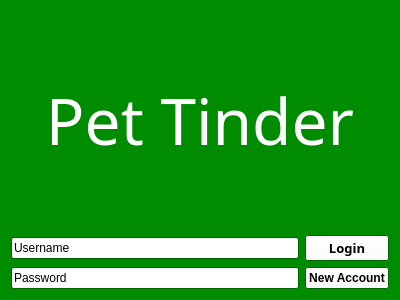
The window that pet_tinder/gui/homescreen.ui (CS-205-S21/team_1_4) describes before a commit, drawn with Qt 5.
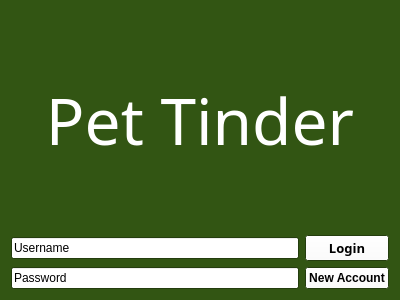
The same window after the commit.

Diff of the .ui file:
```diff
--- a/pet_tinder/gui/homescreen.ui
+++ b/pet_tinder/gui/homescreen.ui
@@ -103,9 +103,9 @@
      <colorrole role="Window">
       <brush brushstyle="SolidPattern">
        <color alpha="255">
-        <red>0</red>
-        <green>140</green>
-        <blue>0</blue>
+        <red>50</red>
+        <green>85</green>
+        <blue>19</blue>
        </color>
       </brush>
      </colorrole>
@@ -231,9 +231,9 @@
      <colorrole role="Window">
       <brush brushstyle="SolidPattern">
        <color alpha="255">
-        <red>0</red>
-        <green>140</green>
-        <blue>0</blue>
+        <red>50</red>
+        <green>85</green>
+        <blue>19</blue>
        </color>
       </brush>
      </colorrole>
@@ -350,18 +350,18 @@
      <colorrole role="Base">
       <brush brushstyle="SolidPattern">
        <color alpha="255">
-        <red>0</red>
-        <green>140</green>
-        <blue>0</blue>
+        <red>50</red>
+        <green>85</green>
+        <blue>19</blue>
        </color>
       </brush>
      </colorrole>
      <colorrole role="Window">
       <brush brushstyle="SolidPattern">
        <color alpha="255">
-        <red>0</red>
-        <green>140</green>
-        <blue>0</blue>
+        <red>50</red>
+        <green>85</green>
+        <blue>19</blue>
        </color>
       </brush>
      </colorrole>
@@ -436,36 +436,36 @@
           <colorrole role="Light">
            <brush brushstyle="SolidPattern">
             <color alpha="255">
-             <red>76</red>
-             <green>221</green>
-             <blue>13</blue>
+             <red>50</red>
+             <green>85</green>
+             <blue>19</blue>
             </color>
            </brush>
           </colorrole>
           <colorrole role="Midlight">
            <brush brushstyle="SolidPattern">
             <color alpha="255">
-             <red>76</red>
-             <green>221</green>
-             <blue>13</blue>
+             <red>50</red>
+             <green>85</green>
+             <blue>19</blue>
             </color>
            </brush>
           </colorrole>
           <colorrole role="Dark">
            <brush brushstyle="SolidPattern">
             <color alpha="255">
-             <red>76</red>
-             <green>221</green>
-             <blue>13</blue>
+             <red>50</red>
+             <green>85</green>
+             <blue>19</blue>
             </color>
            </brush>
           </colorrole>
           <colorrole role="Mid">
            <brush brushstyle="SolidPattern">
             <color alpha="255">
-             <red>76</red>
-             <green>221</green>
-             <blue>13</blue>
+             <red>50</red>
+             <green>85</green>
+             <blue>19</blue>
             </color>
            </brush>
           </colorrole>
@@ -481,9 +481,9 @@
           <colorrole role="BrightText">
            <brush brushstyle="SolidPattern">
             <color alpha="255">
-             <red>76</red>
-             <green>221</green>
-             <blue>13</blue>
+             <red>50</red>
+             <green>85</green>
+             <blue>19</blue>
             </color>
            </brush>
           </colorrole>
@@ -508,27 +508,27 @@
           <colorrole role="Window">
            <brush brushstyle="SolidPattern">
             <color alpha="255">
-             <red>0</red>
+             <red>50</red>
              <green>85</green>
-             <blue>0</blue>
+             <blue>19</blue>
             </color>
            </brush>
           </colorrole>
           <colorrole role="Shadow">
            <brush brushstyle="SolidPattern">
             <color alpha="255">
-             <red>76</red>
-             <green>221</green>
-             <blue>13</blue>
+             <red>50</red>
+             <green>85</green>
+             <blue>19</blue>
             </color>
            </brush>
           </colorrole>
           <colorrole role="Highlight">
            <brush brushstyle="SolidPattern">
             <color alpha="255">
-             <red>0</red>
+             <red>50</red>
              <green>85</green>
-             <blue>0</blue>
+             <blue>19</blue>
             </color>
            </brush>
           </colorrole>
@@ -600,36 +600,36 @@
           <colorrole role="Light">
            <brush brushstyle="SolidPattern">
             <color alpha="255">
-             <red>76</red>
-             <green>221</green>
-             <blue>13</blue>
+             <red>50</red>
+             <green>85</green>
+             <blue>19</blue>
             </color>
            </brush>
           </colorrole>
           <colorrole role="Midlight">
            <brush brushstyle="SolidPattern">
             <color alpha="255">
-             <red>76</red>
-             <green>221</green>
-             <blue>13</blue>
+             <red>50</red>
+             <green>85</green>
+             <blue>19</blue>
             </color>
            </brush>
           </colorrole>
           <colorrole role="Dark">
            <brush brushstyle="SolidPattern">
             <color alpha="255">
-             <red>76</red>
-             <green>221</green>
-             <blue>13</blue>
+             <red>50</red>
+             <green>85</green>
+             <blue>19</blue>
             </color>
            </brush>
           </colorrole>
           <colorrole role="Mid">
            <brush brushstyle="SolidPattern">
             <color alpha="255">
-             <red>76</red>
-             <green>221</green>
-             <blue>13</blue>
+             <red>50</red>
+             <green>85</green>
+             <blue>19</blue>
             </color>
            </brush>
           </colorrole>
@@ -645,9 +645,9 @@
           <colorrole role="BrightText">
            <brush brushstyle="SolidPattern">
             <color alpha="255">
-             <red>76</red>
-             <green>221</green>
-             <blue>13</blue>
+             <red>50</red>
+             <green>85</green>
+             <blue>19</blue>
             </color>
            </brush>
           </colorrole>
@@ -672,27 +672,27 @@
           <colorrole role="Window">
            <brush brushstyle="SolidPattern">
             <color alpha="255">
-             <red>0</red>
+             <red>50</red>
              <green>85</green>
-             <blue>0</blue>
+             <blue>19</blue>
             </color>
            </brush>
           </colorrole>
           <colorrole role="Shadow">
            <brush brushstyle="SolidPattern">
             <color alpha="255">
-             <red>76</red>
-             <green>221</green>
-             <blue>13</blue>
+             <red>50</red>
+             <green>85</green>
+             <blue>19</blue>
             </color>
            </brush>
           </colorrole>
           <colorrole role="Highlight">
            <brush brushstyle="SolidPattern">
             <color alpha="255">
-             <red>0</red>
+             <red>50</red>
              <green>85</green>
-             <blue>0</blue>
+             <blue>19</blue>
             </color>
            </brush>
           </colorrole>
@@ -746,9 +746,9 @@
           <colorrole role="WindowText">
            <brush brushstyle="SolidPattern">
             <color alpha="255">
-             <red>76</red>
-             <green>221</green>
-             <blue>13</blue>
+             <red>50</red>
+             <green>85</green>
+             <blue>19</blue>
             </color>
            </brush>
           </colorrole>
@@ -764,90 +764,90 @@
           <colorrole role="Light">
            <brush brushstyle="SolidPattern">
             <color alpha="255">
-             <red>76</red>
-             <green>221</green>
-             <blue>13</blue>
+             <red>50</red>
+             <green>85</green>
+             <blue>19</blue>
             </color>
            </brush>
           </colorrole>
           <colorrole role="Midlight">
            <brush brushstyle="SolidPattern">
             <color alpha="255">
-             <red>76</red>
-             <green>221</green>
-             <blue>13</blue>
+             <red>50</red>
+             <green>85</green>
+             <blue>19</blue>
             </color>
            </brush>
           </colorrole>
           <colorrole role="Dark">
            <brush brushstyle="SolidPattern">
             <color alpha="255">
-             <red>76</red>
-             <green>221</green>
-             <blue>13</blue>
+             <red>50</red>
+             <green>85</green>
+             <blue>19</blue>
             </color>
            </brush>
           </colorrole>
           <colorrole role="Mid">
            <brush brushstyle="SolidPattern">
             <color alpha="255">
-             <red>76</red>
-             <green>221</green>
-             <blue>13</blue>
+             <red>50</red>
+             <green>85</green>
+             <blue>19</blue>
             </color>
            </brush>
           </colorrole>
           <colorrole role="Text">
            <brush brushstyle="SolidPattern">
             <color alpha="255">
-             <red>76</red>
-             <green>221</green>
-             <blue>13</blue>
+             <red>50</red>
+             <green>85</green>
+             <blue>19</blue>
             </color>
            </brush>
           </colorrole>
           <colorrole role="BrightText">
            <brush brushstyle="SolidPattern">
             <color alpha="255">
-             <red>76</red>
-             <green>221</green>
-             <blue>13</blue>
+             <red>50</red>
+             <green>85</green>
+             <blue>19</blue>
             </color>
            </brush>
           </colorrole>
           <colorrole role="ButtonText">
            <brush brushstyle="SolidPattern">
             <color alpha="255">
-             <red>76</red>
-             <green>221</green>
-             <blue>13</blue>
+             <red>50</red>
+             <green>85</green>
+             <blue>19</blue>
             </color>
            </brush>
           </colorrole>
           <colorrole role="Base">
            <brush brushstyle="SolidPattern">
             <color alpha="255">
-             <red>0</red>
+             <red>50</red>
              <green>85</green>
-             <blue>0</blue>
+             <blue>19</blue>
             </color>
            </brush>
           </colorrole>
           <colorrole role="Window">
            <brush brushstyle="SolidPattern">
             <color alpha="255">
-             <red>0</red>
+             <red>50</red>
              <green>85</green>
-             <blue>0</blue>
+             <blue>19</blue>
             </color>
            </brush>
           </colorrole>
           <colorrole role="Shadow">
            <brush brushstyle="SolidPattern">
             <color alpha="255">
-             <red>76</red>
-             <green>221</green>
-             <blue>13</blue>
+             <red>50</red>
+             <green>85</green>
+             <blue>19</blue>
             </color>
            </brush>
           </colorrole>
```
Left out of the diff: 5 changed lines with no effect on the pictures.
